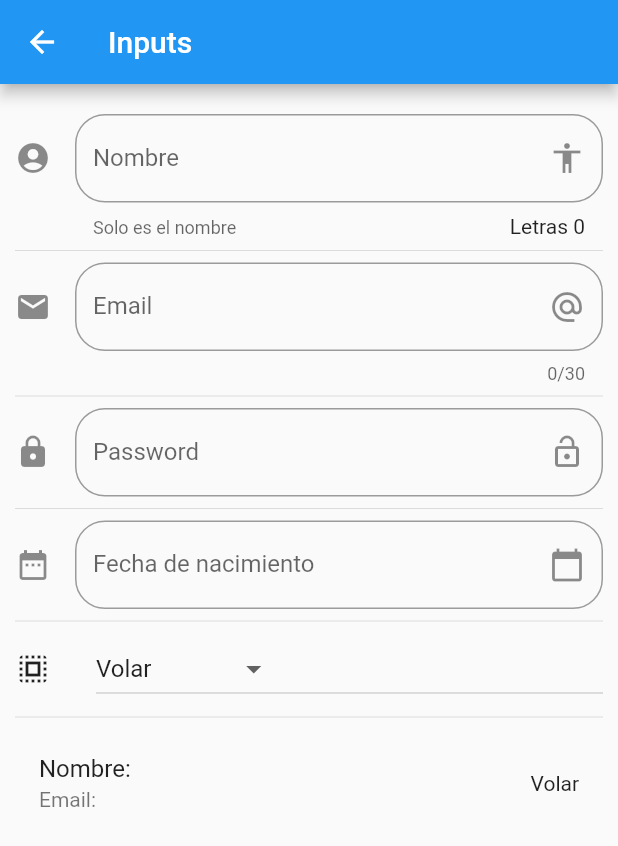
After one commit to richardeascanio/FlutterComponents, a Flutter app: the InputPage screen opened by its route, on a phone screen of 412 x 824 dp. The commit adds this screen. Shown: the top 846 px of the screen. Run offline on Flutter 3.47's test engine with Material 2 defaults, Android fonts, the phone set to English and light mode, and no system bars; network calls fail.

Commit message:
animated container, inputs, slider, checkbox, switch

```diff
--- /dev/null
+++ b/lib/src/pages/input_page.dart
@@ -0,0 +1,185 @@
+import 'package:flutter/material.dart';
+
+class InputPage extends StatefulWidget {
+  InputPage({Key key}) : super(key: key);
+
+  @override
+  _InputPageState createState() => _InputPageState();
+}
+
+class _InputPageState extends State<InputPage> {
+
+  String _nombre = '';
+  String _email = '';
+  String _fecha = '';
+  TextEditingController _inputFieldDateController = new TextEditingController();
+  List<String> _poderes = ['Volar', 'Rayos X', 'Super Fuerza'];
+  String _opcionSeleccionada = 'Volar';
+
+  @override
+  Widget build(BuildContext context) {
+    return Scaffold(
+      appBar: AppBar(
+        title: Text('Inputs'),
+      ),
+      body: ListView(
+        padding: EdgeInsets.symmetric(
+          horizontal: 10.0,
+          vertical: 20.0
+        ),
+        children: <Widget>[
+          _crearInput(),
+          Divider(),
+          _crearEmail(),
+          Divider(),
+          _crearPassword(),
+          Divider(),
+          _crearFecha(context),
+          Divider(),
+          _crearDropdown(),
+          Divider(),
+          _crearPersona(),
+        ],
+      ),
+    );
+  }
+
+  Widget _crearInput() {
+    return TextField(
+      // autofocus: true,
+      maxLength: 30,
+      textCapitalization: TextCapitalization.words,
+      decoration: InputDecoration(
+        border: OutlineInputBorder(
+          borderRadius: BorderRadius.circular(20.0)
+        ),
+        counter: Text('Letras ${_nombre.length}'),
+        hintText: 'Nombre de la persona',
+        labelText: 'Nombre',
+        helperText: 'Solo es el nombre',
+        suffixIcon: Icon(Icons.accessibility),
+        icon: Icon(Icons.account_circle),
+      ),
+      onChanged: (valor) {
+        setState(() {
+          _nombre = valor;
+        });
+      },
+    );
+  }
+
+  Widget _crearPersona() {
+    return ListTile(
+      title: Text('Nombre: $_nombre'),
+      subtitle: Text('Email: $_email'),
+      trailing: Text(_opcionSeleccionada),
+    );
+  }
+
+  Widget _crearEmail() {
+    return TextField(
+      keyboardType: TextInputType.emailAddress,
+      maxLength: 30,
+      decoration: InputDecoration(
+        border: OutlineInputBorder(
+          borderRadius: BorderRadius.circular(20.0)
+        ),
+        hintText: 'Email de la persona',
+        labelText: 'Email',
+        suffixIcon: Icon(Icons.alternate_email),
+        icon: Icon(Icons.email),
+      ),
+      onChanged: (valor) {
+        setState(() {
+          _email = valor;
+        });
+      },
+    );
+  }
+
+  Widget _crearPassword() {
+    return TextField(
+      obscureText: true,
+      decoration: InputDecoration(
+        border: OutlineInputBorder(
+          borderRadius: BorderRadius.circular(20.0)
+        ),
+        hintText: 'Password',
+        labelText: 'Password',
+        suffixIcon: Icon(Icons.lock_open),
+        icon: Icon(Icons.lock),
+      ),
+    );
+  }
+
+  Widget _crearFecha(BuildContext context) {
+    return TextField(
+      enableInteractiveSelection: false,
+      controller: _inputFieldDateController,
+      decoration: InputDecoration(
+        border: OutlineInputBorder(
+          borderRadius: BorderRadius.circular(20.0)
+        ),
+        hintText: 'Fecha de nacimiento',
+        labelText: 'Fecha de nacimiento',
+        suffixIcon: Icon(Icons.calendar_today),
+        icon: Icon(Icons.date_range),
+      ),
+      onTap: () {
+        FocusScope.of(context).requestFocus(new FocusNode());
+        _selectDate(context);
+      },
+    );
+  }
+
+  void _selectDate(BuildContext context) async{
+    DateTime picked = await showDatePicker(
+      context: context,
+      initialDate: new DateTime.now(),
+      firstDate: new DateTime(2018),
+      lastDate: new DateTime(2025),
+      locale: Locale('es', 'ES')
+    );
+
+    if (picked != null) {
+      setState(() {
+        _fecha = picked.toString();
+        _inputFieldDateController.text = _fecha;
+      });
+    }
+  }
+
+  List<DropdownMenuItem<String>> _getOpcionesDropdown() {
+    List<DropdownMenuItem<String>> lista = new List();
+
+    _poderes.forEach((poder) {
+      lista.add(DropdownMenuItem(
+        child: Text(poder),
+        value: poder,
+      ));
+    });
+    return lista;
+  }
+
+  Widget _crearDropdown() {
+    return Row(
+      children: <Widget>[
+        Icon(Icons.select_all),
+        SizedBox(
+          width: 30.0,
+        ),
+        Expanded(
+          child: DropdownButton(
+            value: _opcionSeleccionada,
+            items: _getOpcionesDropdown(),
+            onChanged: (item) {
+              setState(() {
+              _opcionSeleccionada = item;
+              });
+            },
+          ),
+        )
+      ],
+    );
+  }
+}
--- a/lib/src/routes/routes.dart
+++ b/lib/src/routes/routes.dart
@@ -1,6 +1,9 @@
-import 'package:componentes/src/pages/card_page.dart';
+import 'package:componentes/src/pages/slider_page.dart';
 import 'package:flutter/material.dart';
 
+import 'package:componentes/src/pages/input_page.dart';
+import 'package:componentes/src/pages/card_page.dart';
+import 'package:componentes/src/pages/animated_container_page.dart';
 import 'package:componentes/src/pages/alert_page.dart';
 import 'package:componentes/src/pages/avatar_page.dart';
 import 'package:componentes/src/pages/home_page.dart';
@@ -11,5 +14,8 @@ Map<String, WidgetBuilder> getApplicationRoutes() {
     'alert': (BuildContext context) => AlertPage(),
     'avatar': (BuildContext context) => AvatarPage(),
     'card': (BuildContext context) => CardPage(),
+    'animatedContainer': (BuildContext context) => AnimatedContainerPage(),
+    'inputs': (BuildContext context) => InputPage(),
+    'sliders': (BuildContext context) => SliderPage(),
   };
 }
--- a/lib/src/utils/icono_string_util.dart
+++ b/lib/src/utils/icono_string_util.dart
@@ -4,6 +4,9 @@ final _icons = <String, IconData>{
   'add_alert': Icons.add_alert,
   'accessibility': Icons.accessibility,
   'folder_open': Icons.folder_open,
+  'donut_large': Icons.donut_large,
+  'input': Icons.input,
+  'slider': Icons.list
 };
 
 Icon getIcon(String nombreIcono) {
--- a/pubspec.yaml
+++ b/pubspec.yaml
@@ -18,6 +18,9 @@ environment:
 
 dependencies:
   flutter:
+    sdk: flutter
+
+  flutter_localizations:
     sdk: flutter
 
   # The following adds the Cupertino Icons font to your application.
```
Also changed, not shown: data/menu_opts.json (+15 -0 lines), lib/main.dart (+11 -2 lines), lib/src/pages/alert_page.dart (+57 -1 lines), lib/src/pages/animated_container_page.dart (added, +58 -0 lines), lib/src/pages/avatar_page.dart (+24 -0 lines), lib/src/pages/card_page.dart (+60 -2 lines), lib/src/pages/slider_page.dart (added, +101 -0 lines), pubspec.lock.
